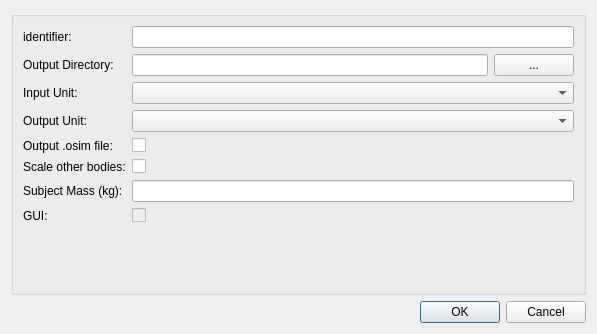
First picture: the form in mapclientplugins/fieldworkgait2392geomstep/qt/configuredialog.ui, repository mapclient-plugins/fieldworkgait2392geomstep, before the edit.
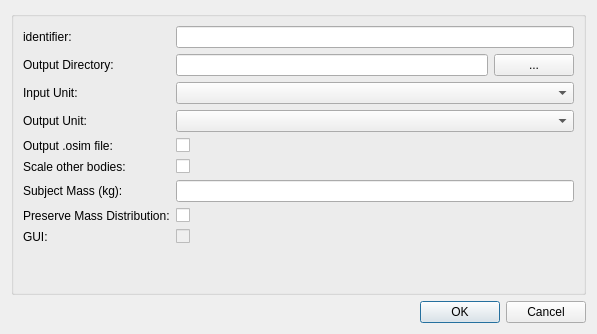
Second picture: the form after the edit.

Commit message: added preserve mass distribution option

The edit to the form file:
```diff
--- a/mapclientplugins/fieldworkgait2392geomstep/qt/configuredialog.ui
+++ b/mapclientplugins/fieldworkgait2392geomstep/qt/configuredialog.ui
@@ -102,14 +102,14 @@
         </property>
        </widget>
       </item>
-      <item row="7" column="0">
+      <item row="8" column="0">
        <widget class="QLabel" name="label_11">
         <property name="text">
          <string>GUI:</string>
         </property>
        </widget>
       </item>
-      <item row="7" column="1">
+      <item row="8" column="1">
        <widget class="QCheckBox" name="checkBox_GUI">
         <property name="enabled">
          <bool>false</bool>
@@ -129,6 +129,20 @@
       <item row="6" column="1">
        <widget class="QLineEdit" name="lineEdit_subject_mass"/>
       </item>
+      <item row="7" column="0">
+       <widget class="QLabel" name="label_6">
+        <property name="text">
+         <string>Preserve Mass Distribution:</string>
+        </property>
+       </widget>
+      </item>
+      <item row="7" column="1">
+       <widget class="QCheckBox" name="checkBox_preserve_mass_dist">
+        <property name="text">
+         <string/>
+        </property>
+       </widget>
+      </item>
      </layout>
     </widget>
    </item>
```
The commit also changes 4 other files.
